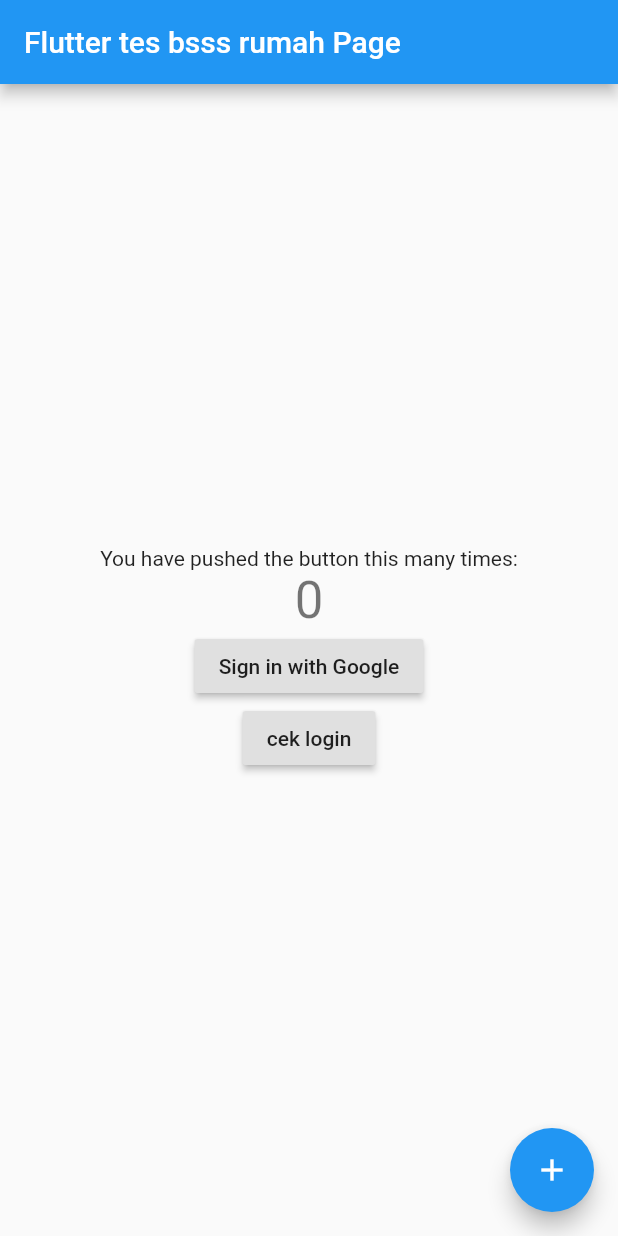
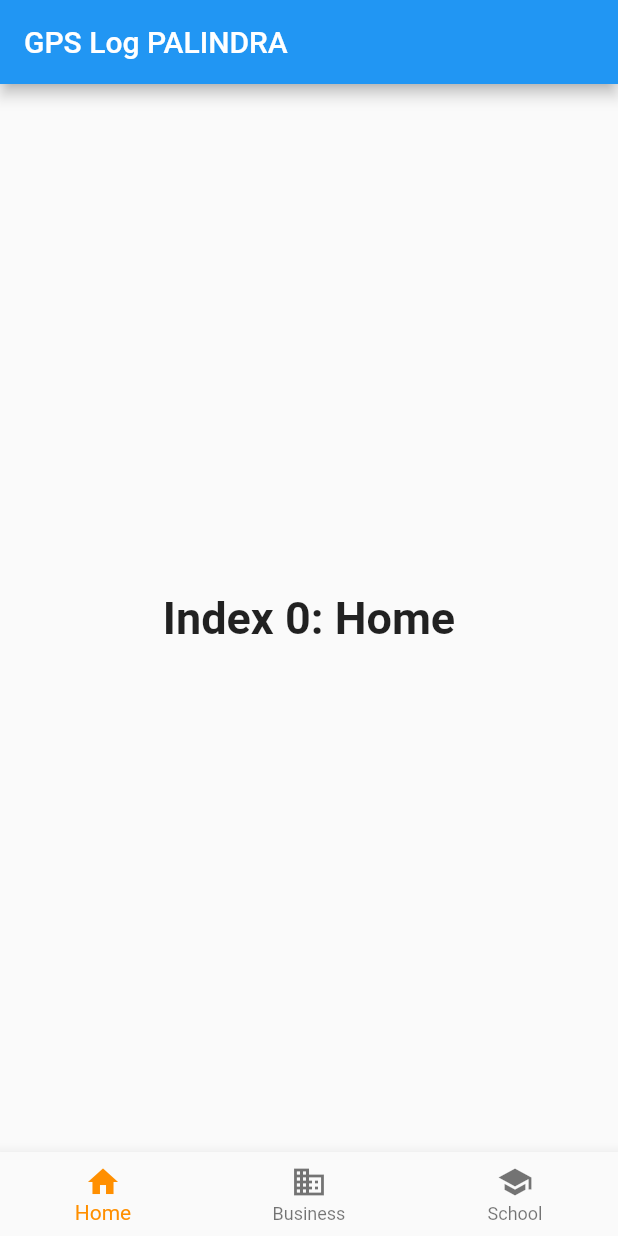
Before and after one commit to suwardhana/gpslog, a Flutter app: the screen it shows after launch, on a phone screen of 412 x 824 dp. Run offline on Flutter 3.47's test engine with Material 2 defaults, Android fonts, the phone set to English and light mode, and no system bars; our stand-ins replace firebase_auth, google_sign_in, shared_preferences; accounts and stored records are empty.

Commit message:
bottom Nav applied

```diff
--- /dev/null
+++ b/lib/elements/bottomNav.dart
@@ -0,0 +1,154 @@
+import 'package:flutter/material.dart';
+import 'package:shared_preferences/shared_preferences.dart';
+import 'dart:async';
+import 'package:google_sign_in/google_sign_in.dart';
+import 'package:firebase_auth/firebase_auth.dart';
+
+class BottomWidget extends StatefulWidget {
+  BottomWidget({Key key}) : super(key: key);
+
+  @override
+  _BottomWidgetState createState() => _BottomWidgetState();
+}
+
+class _BottomWidgetState extends State<BottomWidget> {
+  int _selectedIndex = 0;
+  static const TextStyle optionStyle =
+      TextStyle(fontSize: 30, fontWeight: FontWeight.bold);
+  List<Widget> _widgetOptions = <Widget>[
+    Text(
+      'Index 0: Home',
+      style: optionStyle,
+    ),
+    Text(
+      'Index 1: Business',
+      style: optionStyle,
+    ),
+    TesWidget(),
+  ];
+
+  void _onItemTapped(int index) {
+    setState(() {
+      _selectedIndex = index;
+    });
+  }
+
+  @override
+  Widget build(BuildContext context) {
+    return Scaffold(
+      appBar: AppBar(
+        title: const Text('GPS Log PALINDRA'),
+      ),
+      body: Center(
+        child: _widgetOptions.elementAt(_selectedIndex),
+      ),
+      bottomNavigationBar: BottomNavigationBar(
+        items: const <BottomNavigationBarItem>[
+          BottomNavigationBarItem(
+            icon: Icon(Icons.home),
+            title: Text('Home'),
+          ),
+          BottomNavigationBarItem(
+            icon: Icon(Icons.business),
+            title: Text('Business'),
+          ),
+          BottomNavigationBarItem(
+            icon: Icon(Icons.school),
+            title: Text('School'),
+          ),
+        ],
+        currentIndex: _selectedIndex,
+        selectedItemColor: Colors.amber[800],
+        onTap: _onItemTapped,
+      ),
+    );
+  }
+}
+
+GoogleSignIn _googleSignIn = GoogleSignIn(
+  scopes: <String>[
+    'email',
+    'https://www.googleapis.com/auth/contacts.readonly',
+  ],
+);
+final _auth = FirebaseAuth.instance;
+
+Future<FirebaseUser> _handleSignIn() async {
+  final GoogleSignInAccount googleUser = await _googleSignIn.signIn();
+  final GoogleSignInAuthentication googleAuth = await googleUser.authentication;
+
+  final AuthCredential credential = GoogleAuthProvider.getCredential(
+    accessToken: googleAuth.accessToken,
+    idToken: googleAuth.idToken,
+  );
+
+  final FirebaseUser user = await _auth.signInWithCredential(credential);
+  print("signed in " + user.displayName);
+  return user;
+}
+
+class TesWidget extends StatefulWidget {
+  TesWidget({Key key}) : super(key: key);
+
+  @override
+  _TesWidgetState createState() => _TesWidgetState();
+}
+
+class _TesWidgetState extends State<TesWidget> {
+  int _counter = 0;
+
+  void _incrementCounter() {
+    setState(() {
+      _counter++;
+    });
+  }
+
+  @override
+  Widget build(BuildContext context) {
+    return Center(
+      child: Column(
+        mainAxisAlignment: MainAxisAlignment.center,
+        children: <Widget>[
+          Text(
+            'You have pushed the button this many times:',
+          ),
+          Text(
+            '$_counter',
+            style: Theme.of(context).textTheme.display1,
+          ),
+          RaisedButton(
+            onPressed: () async {
+              _handleSignIn();
+            },
+            child: const Text('Sign in with Google'),
+          ),
+          RaisedButton(
+            onPressed: () async {
+              poinLogin();
+            },
+            child: const Text('cek login'),
+          ),
+          RaisedButton(
+            onPressed: () async {
+              _incrementCounter();
+            },
+            child: const Text('+1'),
+          ),
+        ],
+      ),
+    );
+  }
+}
+
+poinLogin() async {
+  SharedPreferences prefs = await SharedPreferences.getInstance();
+  var dateToday = DateTime.now();
+  var dateFromPref =
+      DateTime.parse(prefs.getString('lastlogin').toString() ?? dateToday);
+  // var dateFromPref = DateTime.parse("2019-07-20 20:18:04Z");
+  var selisih = dateFromPref.difference(dateToday).inDays;
+
+  print(
+      'selisih : $selisih ------- datetoday :  $dateToday ----- lastlogin : $dateFromPref .');
+  await prefs.setString('lastlogin', dateToday.toString());
+}
--- a/lib/main.dart
+++ b/lib/main.dart
@@ -1,36 +1,10 @@
-import 'dart:async';
 import 'package:flutter/material.dart';
-import 'package:google_sign_in/google_sign_in.dart';
-import 'package:firebase_auth/firebase_auth.dart';
-import 'package:shared_preferences/shared_preferences.dart';
 
-GoogleSignIn _googleSignIn = GoogleSignIn(
-  scopes: <String>[
-    'email',
-    'https://www.googleapis.com/auth/contacts.readonly',
-  ],
-);
-final _auth = FirebaseAuth.instance;
-
-Future<FirebaseUser> _handleSignIn() async {
-  final GoogleSignInAccount googleUser = await _googleSignIn.signIn();
-  final GoogleSignInAuthentication googleAuth = await googleUser.authentication;
-
-  final AuthCredential credential = GoogleAuthProvider.getCredential(
-    accessToken: googleAuth.accessToken,
-    idToken: googleAuth.idToken,
-  );
-
-  final FirebaseUser user = await _auth.signInWithCredential(credential);
-  print("signed in " + user.displayName);
-  return user;
-}
+import 'elements/bottomNav.dart';
 
 void main() => runApp(MyApp());
 
 class MyApp extends StatelessWidget {
-  // This widget is the root of your application.
-
   @override
   Widget build(BuildContext context) {
     return MaterialApp(
@@ -38,79 +12,7 @@ class MyApp extends StatelessWidget {
       theme: ThemeData(
         primarySwatch: Colors.blue,
       ),
-      home: MyHomePage(title: 'Flutter tes bsss rumah Page'),
+      home: BottomWidget(),
     );
   }
 }
-
-class MyHomePage extends StatefulWidget {
-  MyHomePage({Key key, this.title}) : super(key: key);
-
-  final String title;
-
-  @override
-  _MyHomePageState createState() => _MyHomePageState();
-}
-
-class _MyHomePageState extends State<MyHomePage> {
-  int _counter = 0;
-
-  void _incrementCounter() {
-    setState(() {
-      _counter++;
-    });
-  }
-
-  @override
-  Widget build(BuildContext context) {
-    return Scaffold(
-      appBar: AppBar(
-        title: Text(widget.title),
-      ),
-      body: Center(
-        child: Column(
-          mainAxisAlignment: MainAxisAlignment.center,
-          children: <Widget>[
-            Text(
-              'You have pushed the button this many times:',
-            ),
-            Text(
-              '$_counter',
-              style: Theme.of(context).textTheme.display1,
-            ),
-            RaisedButton(
-              onPressed: () async {
-                _handleSignIn();
-              },
-              child: const Text('Sign in with Google'),
-            ),
-            RaisedButton(
-              onPressed: () async {
-                poinLogin();
-              },
-              child: const Text('cek login'),
-            ),
-          ],
-        ),
-      ),
-      floatingActionButton: FloatingActionButton(
-        onPressed: _incrementCounter,
-        tooltip: 'Increment',
-        child: Icon(Icons.add),
-      ),
-    );
-  }
-}
-
-poinLogin() async {
-  SharedPreferences prefs = await SharedPreferences.getInstance();
-  var dateToday = DateTime.now();
-  var dateFromPref =
-      DateTime.parse(prefs.getString('lastlogin').toString() ?? dateToday);
-  // var dateFromPref = DateTime.parse("2019-07-20 20:18:04Z");
-  var selisih = dateFromPref.difference(dateToday).inDays;
-
-  print(
-      'selisih : $selisih ------- datetoday :  $dateToday ----- lastlogin : $dateFromPref .');
-  await prefs.setString('lastlogin', dateToday.toString());
-}
```
